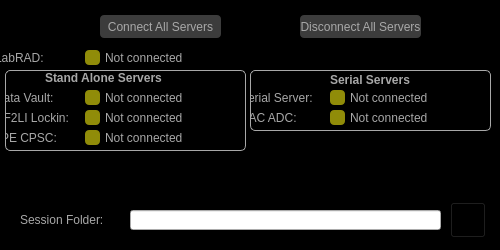
The window that Scanner GUI/LabRADConnect/LabRADConnect.ui (afylab/nanoSQUID-Scanning-Software) describes before a commit, drawn with Qt 5.
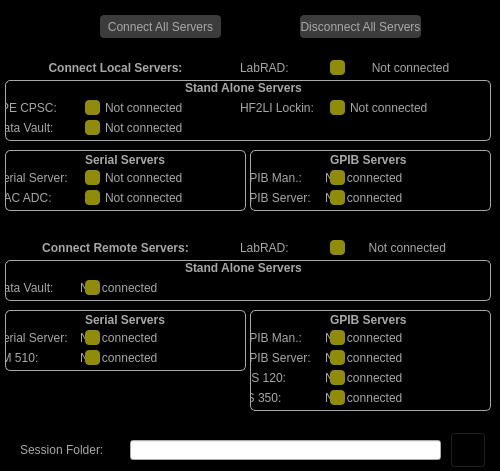
The same window after the commit. Icons and pictures are not drawn.

Diff of the .ui file:
```diff
--- a/Scanner GUI/LabRADConnect/LabRADConnect.ui
+++ b/Scanner GUI/LabRADConnect/LabRADConnect.ui
@@ -7,7 +7,7 @@
     <x>0</x>
     <y>0</y>
     <width>500</width>
-    <height>250</height>
+    <height>471</height>
    </rect>
   </property>
   <property name="sizePolicy">
@@ -19,13 +19,13 @@
   <property name="minimumSize">
    <size>
     <width>500</width>
-    <height>250</height>
+    <height>471</height>
    </size>
   </property>
   <property name="maximumSize">
    <size>
     <width>500</width>
-    <height>250</height>
+    <height>471</height>
    </size>
   </property>
   <property name="windowTitle">
@@ -45,30 +45,11 @@
 
 </string>
    </property>
-   <widget class="QPushButton" name="push_LabRAD">
-    <property name="geometry">
-     <rect>
-      <x>85</x>
-      <y>50</y>
-      <width>15</width>
-      <height>15</height>
-     </rect>
-    </property>
-    <property name="styleSheet">
-     <string notr="true">#push_LabRAD{
-background:rgb(144, 140, 9);
-border-radius: 4px;
-}</string>
-    </property>
-    <property name="text">
-     <string/>
-    </property>
-   </widget>
    <widget class="QLabel" name="label_Session">
     <property name="geometry">
      <rect>
       <x>20</x>
-      <y>210</y>
+      <y>440</y>
       <width>100</width>
       <height>20</height>
      </rect>
@@ -89,7 +70,7 @@
     <property name="geometry">
      <rect>
       <x>130</x>
-      <y>210</y>
+      <y>440</y>
       <width>311</width>
       <height>20</height>
      </rect>
@@ -125,7 +106,7 @@
     <property name="geometry">
      <rect>
       <x>450</x>
-      <y>202</y>
+      <y>432</y>
       <width>36</width>
       <height>36</height>
      </rect>
@@ -140,41 +121,6 @@
      <string/>
     </property>
    </widget>
-   <widget class="QLabel" name="label_LabRAD_status">
-    <property name="geometry">
-     <rect>
-      <x>105</x>
-      <y>50</y>
-      <width>121</width>
-      <height>15</height>
-     </rect>
-    </property>
-    <property name="styleSheet">
-     <string notr="true">#label_LabRAD_status{
-color:rgb(168,168,168);
-qproperty-alignment: 'AlignVCenter | AlignCenter';
-}</string>
-    </property>
-    <property name="text">
-     <string>Not connected</string>
-    </property>
-   </widget>
-   <widget class="QLabel" name="label_LabRAD">
-    <property name="geometry">
-     <rect>
-      <x>-5</x>
-      <y>50</y>
-      <width>80</width>
-      <height>15</height>
-     </rect>
-    </property>
-    <property name="styleSheet">
-     <string notr="true"/>
-    </property>
-    <property name="text">
-     <string>LabRAD:</string>
-    </property>
-   </widget>
    <widget class="QPushButton" name="push_DisconnectAll">
     <property name="geometry">
      <rect>
@@ -201,13 +147,785 @@
      <string>Disconnect All Servers</string>
     </property>
    </widget>
+   <widget class="QFrame" name="remoteFrame">
+    <property name="geometry">
+     <rect>
+      <x>5</x>
+      <y>260</y>
+      <width>486</width>
+      <height>41</height>
+     </rect>
+    </property>
+    <property name="styleSheet">
+     <string notr="true">#remoteFrame{
+border: 1px solid rgb(168,168,168);
+border-radius: 5px
+}</string>
+    </property>
+    <property name="frameShape">
+     <enum>QFrame::StyledPanel</enum>
+    </property>
+    <property name="frameShadow">
+     <enum>QFrame::Raised</enum>
+    </property>
+    <widget class="QLabel" name="label_3">
+     <property name="geometry">
+      <rect>
+       <x>180</x>
+       <y>0</y>
+       <width>131</width>
+       <height>16</height>
+      </rect>
+     </property>
+     <property name="font">
+      <font>
+       <pointsize>9</pointsize>
+       <weight>75</weight>
+       <bold>true</bold>
+      </font>
+     </property>
+     <property name="text">
+      <string>Stand Alone Servers</string>
+     </property>
+    </widget>
+    <widget class="QLabel" name="label_DataVault_3">
+     <property name="geometry">
+      <rect>
+       <x>-10</x>
+       <y>20</y>
+       <width>80</width>
+       <height>15</height>
+      </rect>
+     </property>
+     <property name="styleSheet">
+      <string notr="true"/>
+     </property>
+     <property name="text">
+      <string>Data Vault:</string>
+     </property>
+    </widget>
+    <widget class="QLabel" name="label_remoteDataVault_status">
+     <property name="geometry">
+      <rect>
+       <x>75</x>
+       <y>20</y>
+       <width>121</width>
+       <height>15</height>
+      </rect>
+     </property>
+     <property name="styleSheet">
+      <string notr="true">#label_DataVault_status{
+color:rgb(168,168,168);
+qproperty-alignment: 'AlignVCenter | AlignCenter';
+}</string>
+     </property>
+     <property name="text">
+      <string>Not connected</string>
+     </property>
+    </widget>
+    <widget class="QPushButton" name="push_remoteDataVault">
+     <property name="geometry">
+      <rect>
+       <x>80</x>
+       <y>20</y>
+       <width>15</width>
+       <height>15</height>
+      </rect>
+     </property>
+     <property name="styleSheet">
+      <string notr="true">#push_remoteDataVault{
+background: rgb(144, 140, 9);
+ border-radius: 4px;
+}</string>
+     </property>
+     <property name="text">
+      <string/>
+     </property>
+    </widget>
+   </widget>
+   <widget class="QLabel" name="label_remoteLabRAD">
+    <property name="geometry">
+     <rect>
+      <x>240</x>
+      <y>240</y>
+      <width>80</width>
+      <height>15</height>
+     </rect>
+    </property>
+    <property name="styleSheet">
+     <string notr="true"/>
+    </property>
+    <property name="text">
+     <string>LabRAD:</string>
+    </property>
+   </widget>
+   <widget class="QPushButton" name="push_remoteLabRAD">
+    <property name="geometry">
+     <rect>
+      <x>330</x>
+      <y>240</y>
+      <width>15</width>
+      <height>15</height>
+     </rect>
+    </property>
+    <property name="styleSheet">
+     <string notr="true">#push_remoteLabRAD{
+background:rgb(144, 140, 9);
+border-radius: 4px;
+}</string>
+    </property>
+    <property name="text">
+     <string/>
+    </property>
+   </widget>
+   <widget class="QLabel" name="label_remoteLabRAD_status">
+    <property name="geometry">
+     <rect>
+      <x>325</x>
+      <y>240</y>
+      <width>121</width>
+      <height>16</height>
+     </rect>
+    </property>
+    <property name="styleSheet">
+     <string notr="true">#label_LabRAD_status{
+color:rgb(168,168,168);
+qproperty-alignment: 'AlignVCenter | AlignCenter';
+}</string>
+    </property>
+    <property name="text">
+     <string>Not connected</string>
+    </property>
+    <property name="alignment">
+     <set>Qt::AlignRight|Qt::AlignTrailing|Qt::AlignVCenter</set>
+    </property>
+   </widget>
+   <widget class="QFrame" name="remoteSerialFrame">
+    <property name="geometry">
+     <rect>
+      <x>5</x>
+      <y>310</y>
+      <width>241</width>
+      <height>61</height>
+     </rect>
+    </property>
+    <property name="styleSheet">
+     <string notr="true">#remoteSerialFrame{
+border: 1px solid rgb(168,168,168);
+border-radius: 5px
+}</string>
+    </property>
+    <property name="frameShape">
+     <enum>QFrame::StyledPanel</enum>
+    </property>
+    <property name="frameShadow">
+     <enum>QFrame::Raised</enum>
+    </property>
+    <widget class="QLabel" name="label_remoteSerialServer_status">
+     <property name="geometry">
+      <rect>
+       <x>75</x>
+       <y>20</y>
+       <width>121</width>
+       <height>15</height>
+      </rect>
+     </property>
+     <property name="styleSheet">
+      <string notr="true">#label_SerialServer_status{
+color:rgb(168,168,168);
+qproperty-alignment: 'AlignVCenter | AlignCenter';
+}</string>
+     </property>
+     <property name="text">
+      <string>Not connected</string>
+     </property>
+    </widget>
+    <widget class="QLabel" name="label_SerialServer_2">
+     <property name="geometry">
+      <rect>
+       <x>-10</x>
+       <y>20</y>
+       <width>80</width>
+       <height>15</height>
+      </rect>
+     </property>
+     <property name="styleSheet">
+      <string notr="true"/>
+     </property>
+     <property name="text">
+      <string>Serial Server:</string>
+     </property>
+    </widget>
+    <widget class="QPushButton" name="push_remoteSerialServer">
+     <property name="geometry">
+      <rect>
+       <x>80</x>
+       <y>20</y>
+       <width>15</width>
+       <height>15</height>
+      </rect>
+     </property>
+     <property name="styleSheet">
+      <string notr="true">#push_remoteSerialServer{
+background: rgb(144, 140, 9);
+ border-radius: 4px;
+}</string>
+     </property>
+     <property name="text">
+      <string/>
+     </property>
+    </widget>
+    <widget class="QLabel" name="label_6">
+     <property name="geometry">
+      <rect>
+       <x>80</x>
+       <y>0</y>
+       <width>81</width>
+       <height>20</height>
+      </rect>
+     </property>
+     <property name="font">
+      <font>
+       <pointsize>9</pointsize>
+       <weight>75</weight>
+       <bold>true</bold>
+      </font>
+     </property>
+     <property name="text">
+      <string>Serial Servers</string>
+     </property>
+    </widget>
+    <widget class="QLabel" name="label_LM510_status">
+     <property name="geometry">
+      <rect>
+       <x>75</x>
+       <y>40</y>
+       <width>121</width>
+       <height>15</height>
+      </rect>
+     </property>
+     <property name="styleSheet">
+      <string notr="true">#label_CPSC_status{
+color:rgb(168,168,168);
+qproperty-alignment: 'AlignVCenter | AlignCenter';
+}</string>
+     </property>
+     <property name="text">
+      <string>Not connected</string>
+     </property>
+    </widget>
+    <widget class="QPushButton" name="push_LM510">
+     <property name="geometry">
+      <rect>
+       <x>80</x>
+       <y>40</y>
+       <width>15</width>
+       <height>15</height>
+      </rect>
+     </property>
+     <property name="styleSheet">
+      <string notr="true">#push_LM510{
+background:rgb(144, 140, 9);
+border-radius: 4px;
+}</string>
+     </property>
+     <property name="text">
+      <string/>
+     </property>
+    </widget>
+    <widget class="QLabel" name="label_CSPC_2">
+     <property name="geometry">
+      <rect>
+       <x>-10</x>
+       <y>40</y>
+       <width>80</width>
+       <height>15</height>
+      </rect>
+     </property>
+     <property name="styleSheet">
+      <string notr="true">#label_HF2LI{
+color:rgb(168,168,168);
+qproperty-alignment: 'AlignVCenter | AlignRight';
+}</string>
+     </property>
+     <property name="text">
+      <string>LM 510:</string>
+     </property>
+    </widget>
+   </widget>
+   <widget class="QFrame" name="remoteGPIBFrame">
+    <property name="geometry">
+     <rect>
+      <x>250</x>
+      <y>310</y>
+      <width>241</width>
+      <height>101</height>
+     </rect>
+    </property>
+    <property name="styleSheet">
+     <string notr="true">#remoteGPIBFrame{
+border: 1px solid rgb(168,168,168);
+border-radius: 5px
+}</string>
+    </property>
+    <property name="frameShape">
+     <enum>QFrame::StyledPanel</enum>
+    </property>
+    <property name="frameShadow">
+     <enum>QFrame::Raised</enum>
+    </property>
+    <widget class="QLabel" name="label_remoteGPIBServer_status">
+     <property name="geometry">
+      <rect>
+       <x>75</x>
+       <y>40</y>
+       <width>121</width>
+       <height>15</height>
+      </rect>
+     </property>
+     <property name="styleSheet">
+      <string notr="true">#label_SerialServer_status{
+color:rgb(168,168,168);
+qproperty-alignment: 'AlignVCenter | AlignCenter';
+}</string>
+     </property>
+     <property name="text">
+      <string>Not connected</string>
+     </property>
+    </widget>
+    <widget class="QLabel" name="label_SerialServer_4">
+     <property name="geometry">
+      <rect>
+       <x>-10</x>
+       <y>40</y>
+       <width>80</width>
+       <height>15</height>
+      </rect>
+     </property>
+     <property name="styleSheet">
+      <string notr="true"/>
+     </property>
+     <property name="text">
+      <string>GPIB Server:</string>
+     </property>
+    </widget>
+    <widget class="QPushButton" name="push_remoteGPIBServer">
+     <property name="geometry">
+      <rect>
+       <x>80</x>
+       <y>40</y>
+       <width>15</width>
+       <height>15</height>
+      </rect>
+     </property>
+     <property name="styleSheet">
+      <string notr="true">#push_remoteGPIBServer{
+background: rgb(144, 140, 9);
+ border-radius: 4px;
+}</string>
+     </property>
+     <property name="text">
+      <string/>
+     </property>
+    </widget>
+    <widget class="QLabel" name="label_8">
+     <property name="geometry">
+      <rect>
+       <x>80</x>
+       <y>0</y>
+       <width>81</width>
+       <height>20</height>
+      </rect>
+     </property>
+     <property name="font">
+      <font>
+       <pointsize>9</pointsize>
+       <weight>75</weight>
+       <bold>true</bold>
+      </font>
+     </property>
+     <property name="text">
+      <string>GPIB Servers</string>
+     </property>
+    </widget>
+    <widget class="QPushButton" name="push_IPS120">
+     <property name="geometry">
+      <rect>
+       <x>80</x>
+       <y>60</y>
+       <width>15</width>
+       <height>15</height>
+      </rect>
+     </property>
+     <property name="styleSheet">
+      <string notr="true">#push_IPS120{
+background: rgb(144, 140, 9);
+ border-radius: 4px;
+}</string>
+     </property>
+     <property name="text">
+      <string/>
+     </property>
+    </widget>
+    <widget class="QLabel" name="label_IPS120_status">
+     <property name="geometry">
+      <rect>
+       <x>75</x>
+       <y>60</y>
+       <width>121</width>
+       <height>15</height>
+      </rect>
+     </property>
+     <property name="styleSheet">
+      <string notr="true">#label_DataVault_status{
+color:rgb(168,168,168);
+qproperty-alignment: 'AlignVCenter | AlignCenter';
+}</string>
+     </property>
+     <property name="text">
+      <string>Not connected</string>
+     </property>
+    </widget>
+    <widget class="QLabel" name="label_DataVault_2">
+     <property name="geometry">
+      <rect>
+       <x>-10</x>
+       <y>60</y>
+       <width>80</width>
+       <height>15</height>
+      </rect>
+     </property>
+     <property name="styleSheet">
+      <string notr="true"/>
+     </property>
+     <property name="text">
+      <string>IPS 120:</string>
+     </property>
+    </widget>
+    <widget class="QLabel" name="label_LS350_status">
+     <property name="geometry">
+      <rect>
+       <x>75</x>
+       <y>80</y>
+       <width>121</width>
+       <height>15</height>
+      </rect>
+     </property>
+     <property name="styleSheet">
+      <string notr="true">#label_HF2LI_status{
+color:rgb(168,168,168);
+qproperty-alignment: 'AlignVCenter | AlignCenter';
+}</string>
+     </property>
+     <property name="text">
+      <string>Not connected</string>
+     </property>
+    </widget>
+    <widget class="QPushButton" name="push_LS350">
+     <property name="geometry">
+      <rect>
+       <x>80</x>
+       <y>80</y>
+       <width>15</width>
+       <height>15</height>
+      </rect>
+     </property>
+     <property name="styleSheet">
+      <string notr="true">#push_LS350{
+background:rgb(144, 140, 9);
+border-radius: 4px;
+}</string>
+     </property>
+     <property name="text">
+      <string/>
+     </property>
+    </widget>
+    <widget class="QLabel" name="label_HF2LI_2">
+     <property name="geometry">
+      <rect>
+       <x>-10</x>
+       <y>80</y>
+       <width>80</width>
+       <height>15</height>
+      </rect>
+     </property>
+     <property name="styleSheet">
+      <string notr="true"/>
+     </property>
+     <property name="text">
+      <string>LS 350:</string>
+     </property>
+    </widget>
+    <widget class="QPushButton" name="push_remoteGPIBMan">
+     <property name="geometry">
+      <rect>
+       <x>80</x>
+       <y>20</y>
+       <width>15</width>
+       <height>15</height>
+      </rect>
+     </property>
+     <property name="styleSheet">
+      <string notr="true">#push_remoteGPIBMan{
+background: rgb(144, 140, 9);
+ border-radius: 4px;
+}</string>
+     </property>
+     <property name="text">
+      <string/>
+     </property>
+    </widget>
+    <widget class="QLabel" name="label_remoteGPIBMan_status">
+     <property name="geometry">
+      <rect>
+       <x>75</x>
+       <y>20</y>
+       <width>121</width>
+       <height>15</height>
+      </rect>
+     </property>
+     <property name="styleSheet">
+      <string notr="true">#label_DACADC_status{
+color:rgb(168,168,168);
+qproperty-alignment: 'AlignVCenter | AlignCenter';
+}</string>
+     </property>
+     <property name="text">
+      <string>Not connected</string>
+     </property>
+    </widget>
+    <widget class="QLabel" name="label_DACADC_4">
+     <property name="geometry">
+      <rect>
+       <x>-10</x>
+       <y>20</y>
+       <width>80</width>
+       <height>15</height>
+      </rect>
+     </property>
+     <property name="styleSheet">
+      <string notr="true"/>
+     </property>
+     <property name="text">
+      <string>GPIB Man.:</string>
+     </property>
+    </widget>
+    <zorder>label_remoteGPIBMan_status</zorder>
+    <zorder>label_IPS120_status</zorder>
+    <zorder>label_remoteGPIBServer_status</zorder>
+    <zorder>label_SerialServer_4</zorder>
+    <zorder>push_remoteGPIBServer</zorder>
+    <zorder>label_8</zorder>
+    <zorder>push_IPS120</zorder>
+    <zorder>label_DataVault_2</zorder>
+    <zorder>label_LS350_status</zorder>
+    <zorder>push_LS350</zorder>
+    <zorder>label_HF2LI_2</zorder>
+    <zorder>push_remoteGPIBMan</zorder>
+    <zorder>label_DACADC_4</zorder>
+   </widget>
+   <widget class="QLabel" name="label_LabRAD_status">
+    <property name="geometry">
+     <rect>
+      <x>350</x>
+      <y>60</y>
+      <width>121</width>
+      <height>16</height>
+     </rect>
+    </property>
+    <property name="styleSheet">
+     <string notr="true">#label_LabRAD_status{
+color:rgb(168,168,168);
+qproperty-alignment: 'AlignVCenter | AlignCenter';
+}</string>
+    </property>
+    <property name="text">
+     <string>Not connected</string>
+    </property>
+    <property name="alignment">
+     <set>Qt::AlignCenter</set>
+    </property>
+   </widget>
+   <widget class="QLabel" name="label_LabRAD">
+    <property name="geometry">
+     <rect>
+      <x>240</x>
+      <y>60</y>
+      <width>80</width>
+      <height>15</height>
+     </rect>
+    </property>
+    <property name="styleSheet">
+     <string notr="true"/>
+    </property>
+    <property name="text">
+     <string>LabRAD:</string>
+    </property>
+   </widget>
+   <widget class="QFrame" name="GPIBFrame">
+    <property name="geometry">
+     <rect>
+      <x>250</x>
+      <y>150</y>
+      <width>241</width>
+      <height>61</height>
+     </rect>
+    </property>
+    <property name="styleSheet">
+     <string notr="true">#GPIBFrame{
+border: 1px solid rgb(168,168,168);
+border-radius: 5px
+}</string>
+    </property>
+    <property name="frameShape">
+     <enum>QFrame::StyledPanel</enum>
+    </property>
+    <property name="frameShadow">
+     <enum>QFrame::Raised</enum>
+    </property>
+    <widget class="QLabel" name="label_GPIBServer_status">
+     <property name="geometry">
+      <rect>
+       <x>75</x>
+       <y>40</y>
+       <width>121</width>
+       <height>15</height>
+      </rect>
+     </property>
+     <property name="styleSheet">
+      <string notr="true">#label_SerialServer_status{
+color:rgb(168,168,168);
+qproperty-alignment: 'AlignVCenter | AlignCenter';
+}</string>
+     </property>
+     <property name="text">
+      <string>Not connected</string>
+     </property>
+    </widget>
+    <widget class="QLabel" name="label_SerialServer_5">
+     <property name="geometry">
+      <rect>
+       <x>-10</x>
+       <y>40</y>
+       <width>80</width>
+       <height>15</height>
+      </rect>
+     </property>
+     <property name="styleSheet">
+      <string notr="true"/>
+     </property>
+     <property name="text">
+      <string>GPIB Server:</string>
+     </property>
+    </widget>
+    <widget class="QPushButton" name="push_GPIBServer">
+     <property name="geometry">
+      <rect>
+       <x>80</x>
+       <y>40</y>
+       <width>15</width>
+       <height>15</height>
+      </rect>
+     </property>
+     <property name="styleSheet">
+      <string notr="true">#push_GPIBServer{
+background: rgb(144, 140, 9);
+ border-radius: 4px;
+}</string>
+     </property>
+     <property name="text">
+      <string/>
+     </property>
+    </widget>
+    <widget class="QLabel" name="label_9">
+     <property name="geometry">
+      <rect>
+       <x>80</x>
+       <y>0</y>
+       <width>81</width>
+       <height>20</height>
+      </rect>
+     </property>
+     <property name="font">
+      <font>
+       <pointsize>9</pointsize>
+       <weight>75</weight>
+       <bold>true</bold>
+      </font>
+     </property>
+     <property name="text">
+      <string>GPIB Servers</string>
+     </property>
+    </widget>
+    <widget class="QPushButton" name="push_GPIBMan">
+     <property name="geometry">
+      <rect>
+       <x>80</x>
+       <y>20</y>
+       <width>15</width>
+       <height>15</height>
+      </rect>
+     </property>
+     <property name="styleSheet">
+      <string notr="true">#push_GPIBMan{
+background: rgb(144, 140, 9);
+ border-radius: 4px;
+}</string>
+     </property>
+     <property name="text">
+      <string/>
+     </property>
+    </widget>
+    <widget class="QLabel" name="label_DACADC_5">
+     <property name="geometry">
+      <rect>
+       <x>-10</x>
+       <y>20</y>
+       <width>80</width>
+       <height>15</height>
+      </rect>
+     </property>
+     <property name="styleSheet">
+      <string notr="true"/>
+     </property>
+     <property name="text">
+      <string>GPIB Man.:</string>
+     </property>
+    </widget>
+    <widget class="QLabel" name="label_GPIBMan_status">
+     <property name="geometry">
+      <rect>
+       <x>75</x>
+       <y>20</y>
+       <width>121</width>
+       <height>15</height>
+      </rect>
+     </property>
+     <property name="styleSheet">
+      <string notr="true">#label_DACADC_status{
+color:rgb(168,168,168);
+qproperty-alignment: 'AlignVCenter | AlignCenter';
+}</string>
+     </property>
+     <property name="text">
+      <string>Not connected</string>
+     </property>
+    </widget>
+    <zorder>label_GPIBMan_status</zorder>
+    <zorder>label_GPIBServer_status</zorder>
+    <zorder>label_SerialServer_5</zorder>
+    <zorder>push_GPIBServer</zorder>
+    <zorder>label_9</zorder>
+    <zorder>push_GPIBMan</zorder>
+    <zorder>label_DACADC_5</zorder>
+   </widget>
    <widget class="QFrame" name="standaloneFrame">
     <property name="geometry">
      <rect>
       <x>5</x>
-      <y>70</y>
-      <width>241</width>
-      <height>81</height>
+      <y>80</y>
+      <width>486</width>
+      <height>61</height>
      </rect>
     </property>
     <property name="styleSheet">
@@ -225,7 +943,7 @@
     <widget class="QLabel" name="label">
      <property name="geometry">
       <rect>
-       <x>40</x>
+       <x>180</x>
        <y>0</y>
        <width>131</width>
        <height>16</height>
@@ -242,45 +960,10 @@
       <string>Stand Alone Servers</string>
      </property>
     </widget>
-    <widget class="QLabel" name="label_DataVault">
-     <property name="geometry">
-      <rect>
-       <x>-10</x>
-       <y>20</y>
-       <width>80</width>
-       <height>15</height>
-      </rect>
-     </property>
-     <property name="styleSheet">
-      <string notr="true"/>
-     </property>
-     <property name="text">
-      <string>Data Vault:</string>
-     </property>
-    </widget>
     <widget class="QLabel" name="label_CPSC_status">
      <property name="geometry">
       <rect>
        <x>100</x>
-       <y>60</y>
-       <width>121</width>
-       <height>15</height>
-      </rect>
-     </property>
-     <property name="styleSheet">
-      <string notr="true">#label_CPSC_status{
-color:rgb(168,168,168);
-qproperty-alignment: 'AlignVCenter | AlignCenter';
-}</string>
-     </property>
-     <property name="text">
-      <string>Not connected</string>
-     </property>
-    </widget>
-    <widget class="QLabel" name="label_DataVault_status">
-     <property name="geometry">
-      <rect>
-       <x>100</x>
        <y>20</y>
        <width>121</width>
        <height>15</height>
@@ -300,7 +983,7 @@
      <property name="geometry">
       <rect>
        <x>-10</x>
-       <y>60</y>
+       <y>20</y>
        <width>80</width>
        <height>15</height>
       </rect>
@@ -318,8 +1001,8 @@
     <widget class="QLabel" name="label_HF2LI">
      <property name="geometry">
       <rect>
-       <x>-10</x>
-       <y>40</y>
+       <x>235</x>
+       <y>20</y>
        <width>80</width>
        <height>15</height>
       </rect>
@@ -334,8 +1017,8 @@
     <widget class="QPushButton" name="push_HF2LI">
      <property name="geometry">
       <rect>
-       <x>80</x>
-       <y>40</y>
+       <x>325</x>
+       <y>20</y>
        <width>15</width>
        <height>15</height>
       </rect>
@@ -353,8 +1036,8 @@
     <widget class="QLabel" name="label_HF2LI_status">
      <property name="geometry">
       <rect>
-       <x>100</x>
-       <y>40</y>
+       <x>345</x>
+       <y>20</y>
        <width>121</width>
        <height>15</height>
       </rect>
@@ -369,30 +1052,11 @@
       <string>Not connected</string>
      </property>
     </widget>
-    <widget class="QPushButton" name="push_DataVault">
-     <property name="geometry">
-      <rect>
-       <x>80</x>
-       <y>20</y>
-       <width>15</width>
-       <height>15</height>
-      </rect>
-     </property>
-     <property name="styleSheet">
-      <string notr="true">#push_DataVault{
-background: rgb(144, 140, 9);
- border-radius: 4px;
-}</string>
-     </property>
-     <property name="text">
-      <string/>
-     </property>
-    </widget>
     <widget class="QPushButton" name="push_CPSC">
      <property name="geometry">
       <rect>
        <x>80</x>
-       <y>60</y>
+       <y>20</y>
        <width>15</width>
        <height>15</height>
       </rect>
@@ -407,12 +1071,85 @@
       <string/>
      </property>
     </widget>
+    <widget class="QPushButton" name="push_DataVault">
+     <property name="geometry">
+      <rect>
+       <x>80</x>
+       <y>40</y>
+       <width>15</width>
+       <height>15</height>
+      </rect>
+     </property>
+     <property name="styleSheet">
+      <string notr="true">#push_DataVault{
+background: rgb(144, 140, 9);
+ border-radius: 4px;
+}</string>
+     </property>
+     <property name="text">
+      <string/>
+     </property>
+    </widget>
+    <widget class="QLabel" name="label_DataVault_status">
+     <property name="geometry">
+      <rect>
+       <x>100</x>
+       <y>40</y>
+       <width>121</width>
+       <height>15</height>
+      </rect>
+     </property>
+     <property name="styleSheet">
+      <string notr="true">#label_DataVault_status{
+color:rgb(168,168,168);
+qproperty-alignment: 'AlignVCenter | AlignCenter';
+}</string>
+     </property>
+     <property name="text">
+      <string>Not connected</string>
+     </property>
+    </widget>
+    <widget class="QLabel" name="label_DataVault">
+     <property name="geometry">
+      <rect>
+       <x>-10</x>
+       <y>40</y>
+       <width>80</width>
+       <height>15</height>
+      </rect>
+     </property>
+     <property name="styleSheet">
+      <string notr="true"/>
+     </property>
+     <property name="text">
+      <string>Data Vault:</string>
+     </property>
+    </widget>
+   </widget>
+   <widget class="QPushButton" name="push_LabRAD">
+    <property name="geometry">
+     <rect>
+      <x>330</x>
+      <y>60</y>
+      <width>15</width>
+      <height>15</height>
+     </rect>
+    </property>
+    <property name="styleSheet">
+     <string notr="true">#push_LabRAD{
+background:rgb(144, 140, 9);
+border-radius: 4px;
+}</string>
+    </property>
+    <property name="text">
+     <string/>
+    </property>
    </widget>
    <widget class="QFrame" name="serialFrame">
     <property name="geometry">
      <rect>
-      <x>250</x>
-      <y>70</y>
+      <x>5</x>
+      <y>150</y>
       <width>241</width>
       <height>61</height>
      </rect>
@@ -558,8 +1295,73 @@
      </property>
     </widget>
    </widget>
-   <zorder>standaloneFrame</zorder>
-   <zorder>push_LabRAD</zorder>
+   <widget class="QPushButton" name="push_ConnectLocal">
+    <property name="geometry">
+     <rect>
+      <x>30</x>
+      <y>60</y>
+      <width>171</width>
+      <height>16</height>
+     </rect>
+    </property>
+    <property name="font">
+     <font>
+      <pointsize>9</pointsize>
+      <weight>75</weight>
+      <bold>true</bold>
+     </font>
+    </property>
+    <property name="styleSheet">
+     <string notr="true">#push_ConnectLocal{
+color: rgb(168,168,168);
+background: black;
+border-radius: 4px;
+}
+
+QPushButton:pressed#push_ConnectLocal{
+color: rgb(168,168,168);
+background-color:rgb(100,100,100);
+border-radius: 4px
+}</string>
+    </property>
+    <property name="text">
+     <string>Connect Local Servers:</string>
+    </property>
+   </widget>
+   <widget class="QPushButton" name="push_ConnectRemote">
+    <property name="geometry">
+     <rect>
+      <x>30</x>
+      <y>240</y>
+      <width>171</width>
+      <height>16</height>
+     </rect>
+    </property>
+    <property name="font">
+     <font>
+      <pointsize>9</pointsize>
+      <weight>75</weight>
+      <bold>true</bold>
+     </font>
+    </property>
+    <property name="styleSheet">
+     <string notr="true">#push_ConnectRemote{
+color: rgb(168,168,168);
+background: black;
+border-radius: 4px;
+}
+
+QPushButton:pressed#push_ConnectRemote{
+color: rgb(168,168,168);
+background-color:rgb(100,100,100);
+border-radius: 4px
+}</string>
+    </property>
+    <property name="text">
+     <string>Connect Remote Servers:</string>
+    </property>
+   </widget>
+   <zorder>label_remoteLabRAD_status</zorder>
    <zorder>label_Session</zorder>
    <zorder>lineEdit_Session</zorder>
    <zorder>push_ConnectAll</zorder>
```
Left out of the diff: 14 changed lines with no effect on the pictures.
